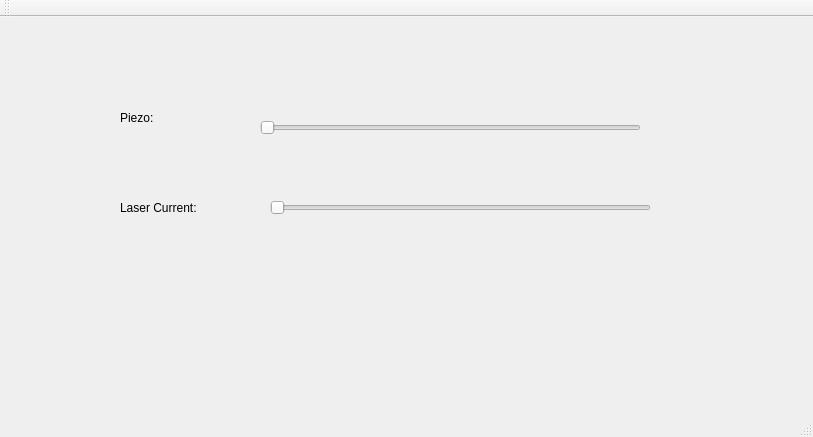
First picture: the form in lasercontrol_qt/mainwindow.ui, repository thorbenm/lasercontrol_qt, before the edit.
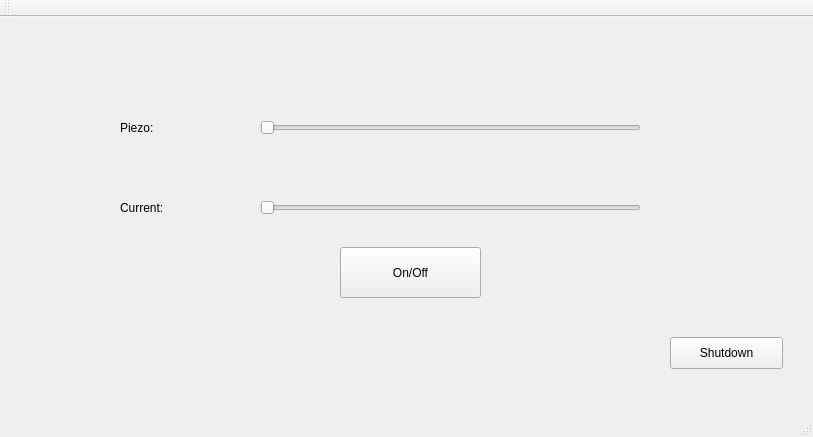
Second picture: the form after the edit.

Commit message: added on/off, shutdown button; uncompiled

What changed in the file:
```diff
--- a/lasercontrol_qt/mainwindow.ui
+++ b/lasercontrol_qt/mainwindow.ui
@@ -24,14 +24,14 @@
      </rect>
     </property>
     <property name="text">
-     <string>Laser Current:</string>
+     <string>Current:</string>
     </property>
    </widget>
    <widget class="QLabel" name="label_piezo">
     <property name="geometry">
      <rect>
       <x>120</x>
-      <y>90</y>
+      <y>100</y>
       <width>101</width>
       <height>21</height>
      </rect>
@@ -43,7 +43,7 @@
    <widget class="QSlider" name="horizontalSlider_current">
     <property name="geometry">
      <rect>
-      <x>270</x>
+      <x>260</x>
       <y>180</y>
       <width>381</width>
       <height>22</height>
@@ -66,6 +66,32 @@
      <enum>Qt::Horizontal</enum>
     </property>
    </widget>
+   <widget class="QPushButton" name="pushButton">
+    <property name="geometry">
+     <rect>
+      <x>340</x>
+      <y>230</y>
+      <width>141</width>
+      <height>51</height>
+     </rect>
+    </property>
+    <property name="text">
+     <string>On/Off</string>
+    </property>
+   </widget>
+   <widget class="QPushButton" name="pushButton_2">
+    <property name="geometry">
+     <rect>
+      <x>670</x>
+      <y>320</y>
+      <width>113</width>
+      <height>32</height>
+     </rect>
+    </property>
+    <property name="text">
+     <string>Shutdown</string>
+    </property>
+   </widget>
   </widget>
   <widget class="QMenuBar" name="menuBar">
    <property name="geometry">
```
The commit also changes 4 other files.
